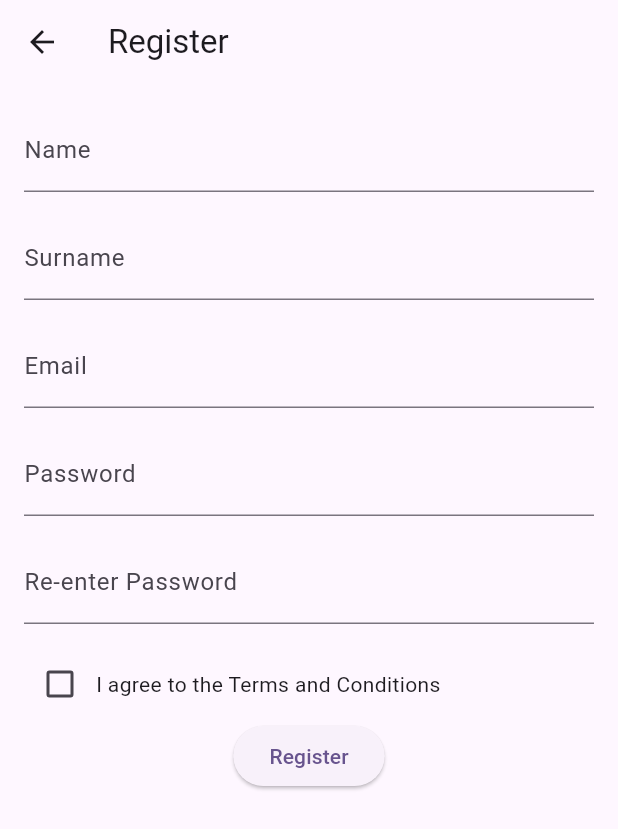
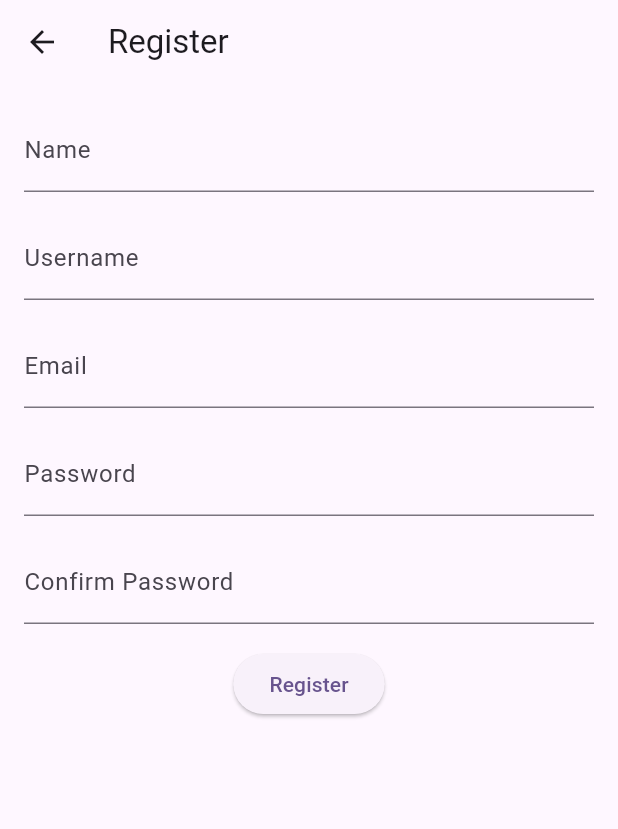
Before and after one commit to SerhanTelatar/CS308-Project, a Flutter app: the RegisterPage screen opened by its route, after a tap on "Register", on a phone screen of 412 x 824 dp. Shown: the top 829 px of the screen. Run offline on Flutter 3.47's test engine with Material 2 defaults, Android fonts, the phone set to English and light mode, and no system bars; network calls fail.

Commit message:
API connection
Login and Registration Page connection to API/backend

```diff
--- a/mobile_app/lib/routes/login_page.dart
+++ b/mobile_app/lib/routes/login_page.dart
@@ -13,7 +13,7 @@ class _LoginPageState extends State<LoginPage> {
   final TextEditingController _passwordController = TextEditingController();
 
  Future<void> _login(String username, String password) async {
-  final baseUrl = "http://localhost:4200"; // Update with your server's port
+  final baseUrl = "http://10.0.2.2:4200"; // Update with your server's port
   final loginEndpoint = "/login"; // Assuming your login route is "/login"
 
   try {
@@ -28,6 +28,7 @@ class _LoginPageState extends State<LoginPage> {
     if (response.statusCode == 200) {
       // Successful login
       print('Login successful');
+      Navigator.pushReplacementNamed(context, '/profile');
     } else {
       // Handle login failure
       print('Login failed with status code ${response.statusCode}: ${response.body}');
--- a/mobile_app/lib/routes/register_page.dart
+++ b/mobile_app/lib/routes/register_page.dart
@@ -1,4 +1,5 @@
 import 'package:flutter/material.dart';
+import 'package:http/http.dart' as http;
 
 class RegisterPage extends StatefulWidget {
   const RegisterPage({Key? key}) : super(key: key);
@@ -8,7 +9,48 @@ class RegisterPage extends StatefulWidget {
 }
 
 class _RegisterPageState extends State<RegisterPage> {
-  bool agreedToTerms = false;
+  final TextEditingController _nameController = TextEditingController();
+  final TextEditingController _surnameController = TextEditingController();
+  final TextEditingController _emailController = TextEditingController();
+  final TextEditingController _passwordController = TextEditingController();
+  final TextEditingController _confirmPasswordController =
+      TextEditingController();
+
+  Future<void> _register(
+    String name,
+    String username,
+    String email,
+    String password,
+  ) async {
+    final baseUrl = "http://10.0.2.2:4200"; // Update with your server's port
+    final registerEndpoint = "/register"; // Assuming your register route is "/register"
+
+    try {
+      final response = await http.post(
+  Uri.parse('$baseUrl$registerEndpoint'),
+  body: {
+    'name': name,
+    'username': username, // Change from 'surname' to 'username'
+    'email': email,
+    'password': password,
+  },
+);
+
+      if (response.statusCode == 201) {
+        // Successful registration
+        print('Registration successful. Awaiting approval.');
+        Navigator.pushReplacementNamed(context, '/login');
+        // You can navigate to a success page or handle it as needed
+      } else {
+        // Handle registration failure
+        print(
+            'Registration failed with status code ${response.statusCode}: ${response.body}');
+      }
+    } catch (e) {
+      // Handle other exceptions
+      print('Exception during registration: $e');
+    }
+  }
 
   @override
   Widget build(BuildContext context) {
@@ -23,47 +65,49 @@ class _RegisterPageState extends State<RegisterPage> {
             mainAxisAlignment: MainAxisAlignment.center,
             children: <Widget>[
               TextFormField(
+                controller: _nameController,
                 decoration: InputDecoration(labelText: 'Name'),
               ),
               SizedBox(height: 16.0),
               TextFormField(
-                decoration: InputDecoration(labelText: 'Surname'),
+                controller: _surnameController,
+                decoration: InputDecoration(labelText: 'Username'),
               ),
               SizedBox(height: 16.0),
               TextFormField(
+                controller: _emailController,
                 decoration: InputDecoration(labelText: 'Email'),
               ),
               SizedBox(height: 16.0),
               TextFormField(
+                controller: _passwordController,
                 obscureText: true,
                 decoration: InputDecoration(labelText: 'Password'),
               ),
               SizedBox(height: 16.0),
               TextFormField(
+                controller: _confirmPasswordController,
                 obscureText: true,
-                decoration: InputDecoration(labelText: 'Re-enter Password'),
+                decoration: InputDecoration(labelText: 'Confirm Password'),
               ),
               SizedBox(height: 16.0),
-              Row(
-                children: [
-                  Checkbox(
-                    value: agreedToTerms,
-                    onChanged: (value) {
-                      setState(() {
-                        agreedToTerms = value ?? false;
-                      });
-                    },
-                  ),
-                  Text("I agree to the Terms and Conditions"),
+              ElevatedButton(
+                onPressed: () async {
+                  String name = _nameController.text;
+                  String username = _surnameController.text;
+                  String email = _emailController.text;
+                  String password = _passwordController.text;
 
-                ],
-              ),
-              ElevatedButton(
-                onPressed: () {
-                  if (agreedToTerms) {
-                    // Perform registration when terms are agreed
-                  } else {
-                    // Show an error message or provide feedback
+                  try {
+                    await _register(name, username, email, password);
+                  } catch (e) {
+                    // Display error message in a SnackBar
+                    ScaffoldMessenger.of(context).showSnackBar(
+                      SnackBar(
+                        content: Text('Registration failed: $e'),
+                        duration: Duration(seconds: 3),
+                      ),
+                    );
                   }
                 },
                 child: Text('Register'),
```
